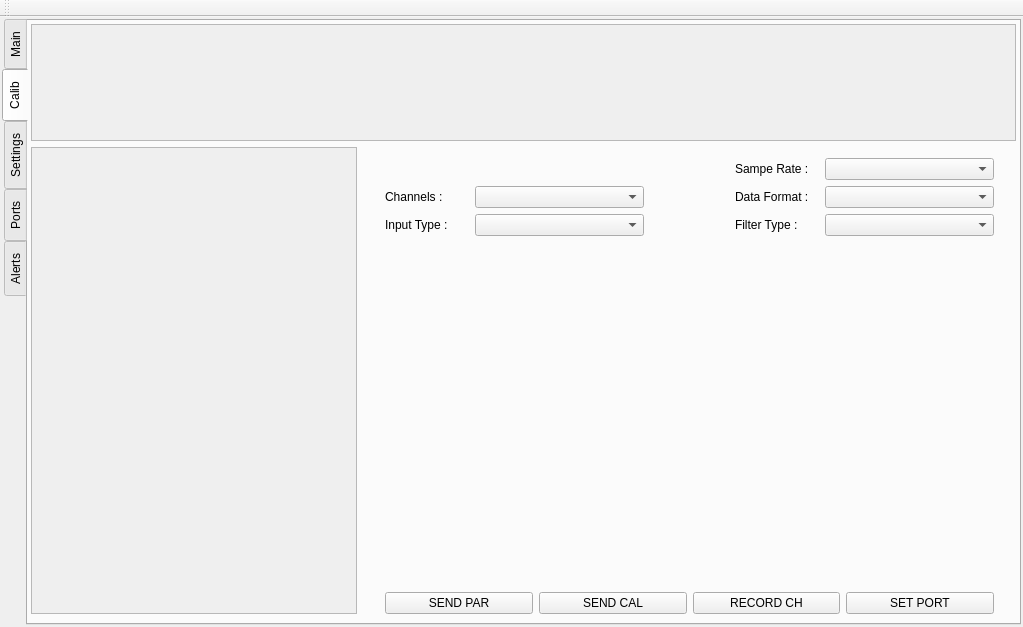
Old version of the form dlcalmenu.ui in the repository silozd/Data_Logger.
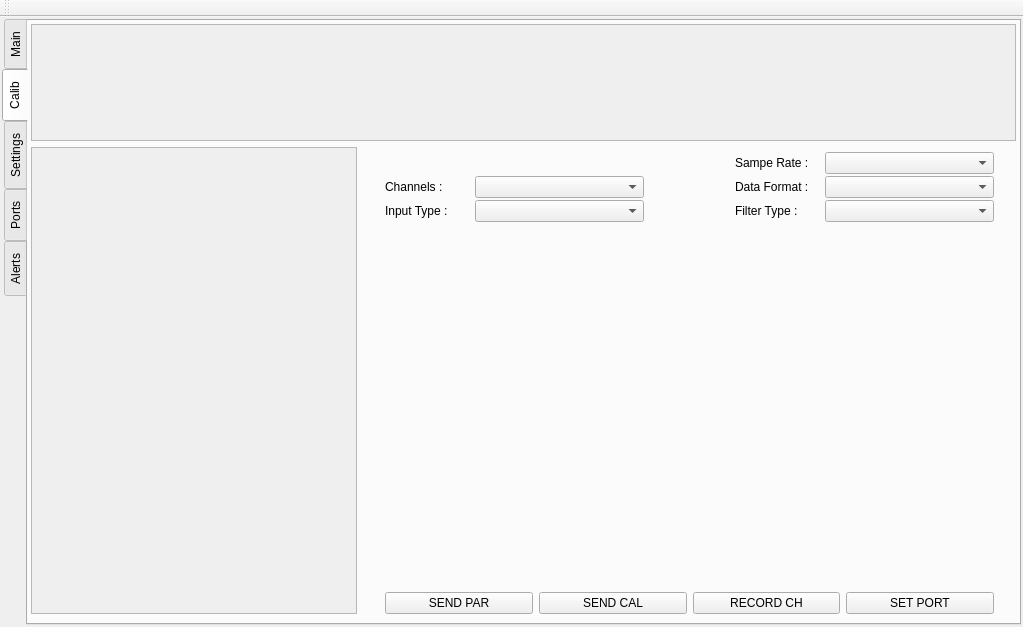
New version of the form. The open tabs and pages were chosen to show the change.

```diff
--- a/dlcalmenu.ui
+++ b/dlcalmenu.ui
@@ -359,11 +359,40 @@
            <item row="0" column="0">
             <widget class="QFrame" name="frameCalibSet">
              <layout class="QGridLayout" name="gridLayout_7" columnstretch="1,2,1,1,2">
+              <property name="topMargin">
+               <number>5</number>
+              </property>
+              <property name="bottomMargin">
+               <number>5</number>
+              </property>
+              <property name="verticalSpacing">
+               <number>2</number>
+              </property>
               <item row="2" column="4">
-               <widget class="QComboBox" name="CoBoxFilterType"/>
+               <widget class="QComboBox" name="CoBoxFilterType">
+                <property name="sizePolicy">
+                 <sizepolicy hsizetype="Preferred" vsizetype="Expanding">
+                  <horstretch>0</horstretch>
+                  <verstretch>0</verstretch>
+                 </sizepolicy>
+                </property>
+                <property name="cursor">
+                 <cursorShape>PointingHandCursor</cursorShape>
+                </property>
+               </widget>
               </item>
               <item row="2" column="1">
-               <widget class="QComboBox" name="CoBoxInputType"/>
+               <widget class="QComboBox" name="CoBoxInputType">
+                <property name="sizePolicy">
+                 <sizepolicy hsizetype="Preferred" vsizetype="Expanding">
+                  <horstretch>0</horstretch>
+                  <verstretch>0</verstretch>
+                 </sizepolicy>
+                </property>
+                <property name="cursor">
+                 <cursorShape>PointingHandCursor</cursorShape>
+                </property>
+               </widget>
               </item>
               <item row="0" column="3">
                <widget class="QLabel" name="SampeRate">
@@ -373,7 +402,17 @@
                </widget>
               </item>
               <item row="0" column="4">
-               <widget class="QComboBox" name="CoBoxSampeRate"/>
+               <widget class="QComboBox" name="CoBoxSampeRate">
+                <property name="sizePolicy">
+                 <sizepolicy hsizetype="Preferred" vsizetype="Expanding">
+                  <horstretch>0</horstretch>
+                  <verstretch>0</verstretch>
+                 </sizepolicy>
+                </property>
+                <property name="cursor">
+                 <cursorShape>PointingHandCursor</cursorShape>
+                </property>
+               </widget>
               </item>
               <item row="1" column="3">
                <widget class="QLabel" name="DataFormat">
@@ -383,10 +422,30 @@
                </widget>
               </item>
               <item row="1" column="4">
-               <widget class="QComboBox" name="CoBoxDataFormat"/>
+               <widget class="QComboBox" name="CoBoxDataFormat">
+                <property name="sizePolicy">
+                 <sizepolicy hsizetype="Preferred" vsizetype="Expanding">
+                  <horstretch>0</horstretch>
+                  <verstretch>0</verstretch>
+                 </sizepolicy>
+                </property>
+                <property name="cursor">
+                 <cursorShape>PointingHandCursor</cursorShape>
+                </property>
+               </widget>
               </item>
               <item row="1" column="1">
-               <widget class="QComboBox" name="CoBoxChannel"/>
+               <widget class="QComboBox" name="CoBoxChannel">
+                <property name="sizePolicy">
+                 <sizepolicy hsizetype="Preferred" vsizetype="Expanding">
+                  <horstretch>0</horstretch>
+                  <verstretch>0</verstretch>
+                 </sizepolicy>
+                </property>
+                <property name="cursor">
+                 <cursorShape>PointingHandCursor</cursorShape>
+                </property>
+               </widget>
               </item>
               <item row="2" column="3">
                <widget class="QLabel" name="FilterType">
```
Left out of the diff: 140 changed lines with no effect on the pictures.
